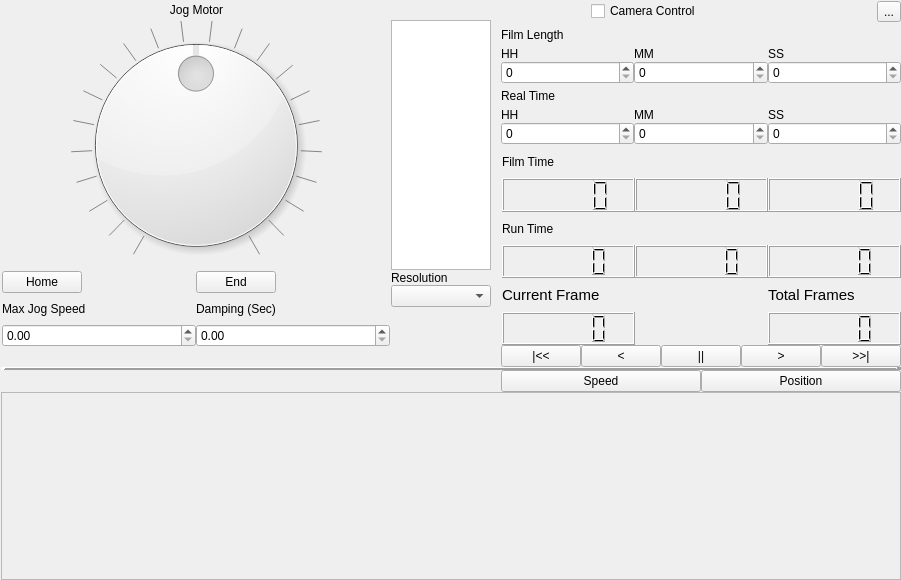
DynamicPerception/Graffik_Legacy, file Graffik/gui/film/filmwindow.ui: the form before one commit.
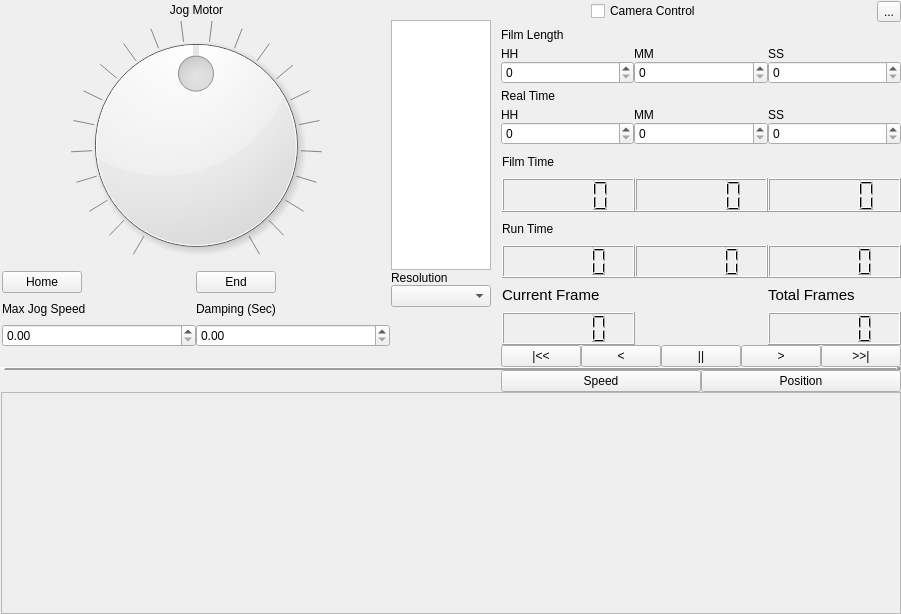
The form after the commit.

```diff
--- a/Graffik/gui/film/filmwindow.ui
+++ b/Graffik/gui/film/filmwindow.ui
@@ -6,8 +6,8 @@
    <rect>
     <x>0</x>
     <y>0</y>
-    <width>800</width>
-    <height>580</height>
+    <width>829</width>
+    <height>614</height>
    </rect>
   </property>
   <property name="windowTitle">
@@ -294,7 +294,7 @@
          <rect>
           <x>0</x>
           <y>0</y>
-          <width>783</width>
+          <width>812</width>
           <height>76</height>
          </rect>
         </property>
```
Left out of the diff: 4 changed lines with no effect on the pictures.
